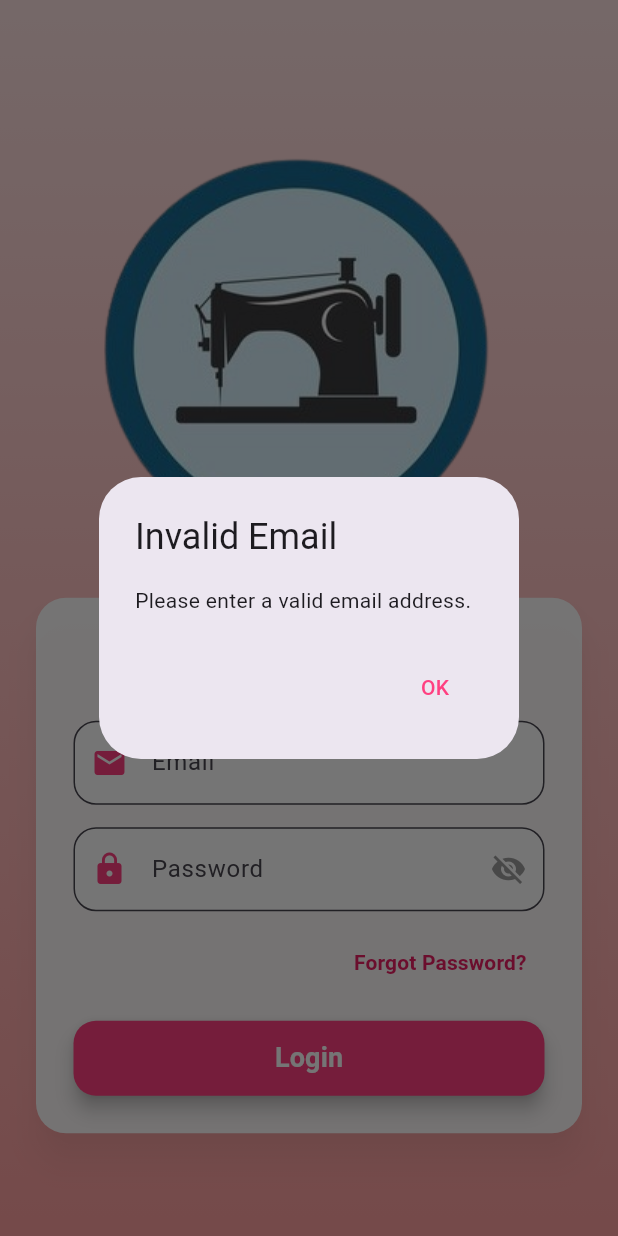
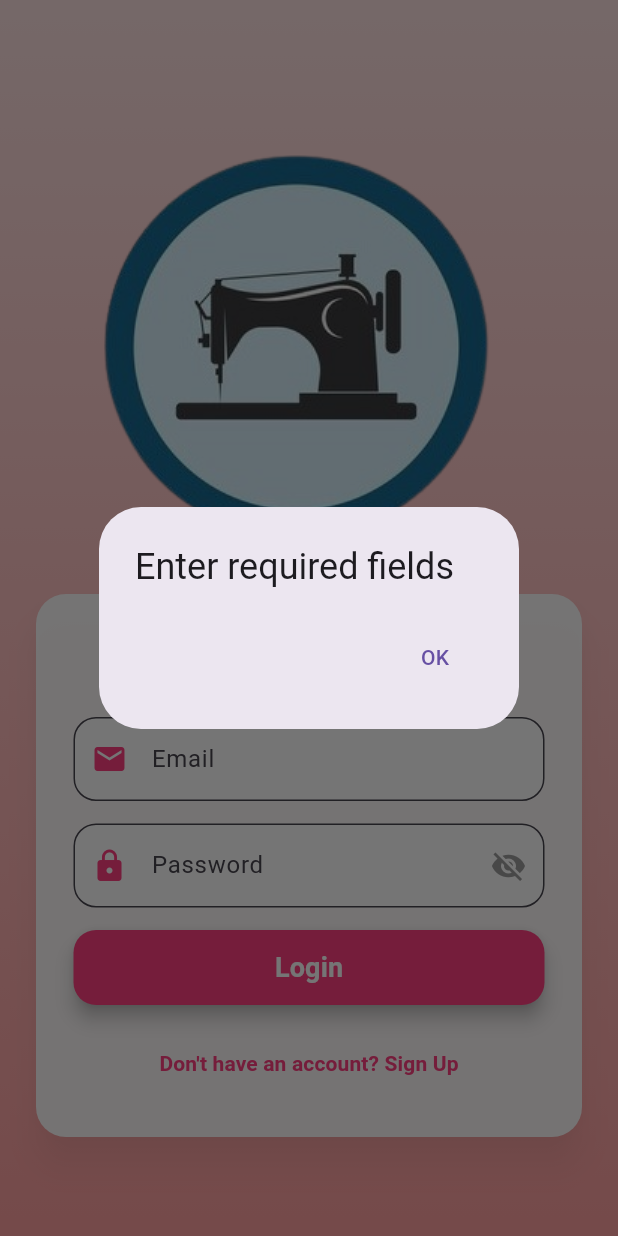
Before and after one commit to smartwayze/smarttailoring, a Flutter app: the LoginScreen screen opened directly, after a tap on "Login", on a phone screen of 412 x 824 dp. Run offline on Flutter 3.47's test engine with Material 3 defaults, Android fonts, the phone set to English and light mode, and no system bars; our stand-ins replace firebase_auth, firebase_core; accounts and stored records are empty.

Commit message:
Add files via upload

```diff
--- a/lib/Loginscreen.dart
+++ b/lib/Loginscreen.dart
@@ -1,31 +1,63 @@
+import 'package:firebase_auth/firebase_auth.dart';
 import 'package:flutter/material.dart';
-import 'package:firebase_auth/firebase_auth.dart'; // Firebase Authentication
-import 'Orderscreen.dart';
-import 'Signupscreen.dart';
+import 'Orderscreen.dart'; // Make sure to create this file with the OrderScreen widget.
+import 'Signupscreen.dart'; // Ensure this file exists for the signup screen.
 
 class LoginScreen extends StatefulWidget {
-  final Function(String)? onLogin;
-
-  const LoginScreen({Key? key, this.onLogin}) : super(key: key);
+  const LoginScreen({Key? key}) : super(key: key);
 
   @override
   _LoginScreenState createState() => _LoginScreenState();
 }
 
 class _LoginScreenState extends State<LoginScreen> {
-  final FirebaseAuth _auth = FirebaseAuth.instance;
-  final TextEditingController _emailController = TextEditingController();
-  final TextEditingController _passwordController = TextEditingController();
   bool _isPasswordVisible = false;
   bool _isLoading = false;
+  TextEditingController emailcontroller = TextEditingController();
+  TextEditingController passwordcontroller = TextEditingController();
+  bool _obscurePassword = true; // Toggle password visibility
 
+  login(String email, String password) async {
+    if (email.isEmpty || password.isEmpty) {
+      showDialogBox("Enter required fields");
+    } else {
+      try {
+        await FirebaseAuth.instance
+            .signInWithEmailAndPassword(email: email, password: password);
+        Navigator.pushReplacement(
+            context, MaterialPageRoute(builder: (context) => OrderScreen()));
+      } on FirebaseAuthException catch (ex) {
+        showDialogBox(ex.message ?? "An error occurred");
+      }
+    }
+  }
+
+  void showDialogBox(String text) {
+    showDialog(
+        context: context,
+        builder: (BuildContext context) {
+          return AlertDialog(
+            title: Text(text),
+            actions: [
+              TextButton(
+                  onPressed: () {
+                    Navigator.pop(context);
+                  },
+                  child: Text('OK'))
+            ],
+          );
+        });
+  }
+
+  // Email validation regex
   bool _isValidEmail(String email) {
     return RegExp(r"^[a-zA-Z0-9._%+-]+@[a-zA-Z0-9.-]+\.[a-zA-Z]{2,}$").hasMatch(email);
   }
 
-  Future<void> _handleLogin() async {
-    String email = _emailController.text.trim();
-    String password = _passwordController.text.trim();
+  // Handle login
+  void _handleLogin() {
+    String email = emailcontroller.text.trim();
+    String password = passwordcontroller.text.trim();
 
     if (!_isValidEmail(email)) {
       _showDialog("Invalid Email", "Please enter a valid email address.");
@@ -39,24 +71,24 @@ class _LoginScreenState extends State<LoginScreen> {
 
     setState(() => _isLoading = true);
 
-    try {
-      UserCredential userCredential = await _auth.signInWithEmailAndPassword(email: email, password: password);
+    // Simulate backend authentication (replace with real logic)
+    Future.delayed(const Duration(seconds: 2), () {
+      setState(() => _isLoading = false);
 
-      // Notify parent widget about the login
-      widget.onLogin?.call(email);
-
-      // Navigate to OrderScreen
+      // Example hardcoded check (replace with your actual backend authentication logic)
+      if (email == "test@example.com" && password == "password123") {
+        // Navigate to the OrderScreen on successful login
         Navigator.pushReplacement(
           context,
           MaterialPageRoute(builder: (context) => OrderScreen()),
         );
-    } on FirebaseAuthException catch (e) {
-      setState(() => _isLoading = false);
-      String errorMessage = _getFirebaseAuthErrorMessage(e.code);
-      _showDialog("Login Failed", errorMessage);
+      } else {
+        _showDialog("Login Failed", "Invalid email or password.");
       }
+    });
   }
 
+  // Show an error dialog
   void _showDialog(String title, String message) {
     showDialog(
       context: context,
@@ -73,81 +105,6 @@ class _LoginScreenState extends State<LoginScreen> {
         );
       },
     );
-  }
-
-  String _getFirebaseAuthErrorMessage(String errorCode) {
-    switch (errorCode) {
-      case "user-not-found":
-        return "No user found with this email.";
-      case "wrong-password":
-        return "Incorrect password. Please try again.";
-      case "invalid-email":
-        return "The email address is not valid.";
-      case "user-disabled":
-        return "This account has been disabled.";
-      default:
-        return "An unexpected error occurred. Please try again.";
-    }
-  }
-
-  void _showResetPasswordDialog() {
-    TextEditingController emailController = TextEditingController();
-    showDialog(
-      context: context,
-      builder: (context) {
-        return AlertDialog(
-          title: const Text("Reset Password"),
-          content: Column(
-            mainAxisSize: MainAxisSize.min,
-            children: [
-              const Text("Enter your email to receive a password reset link."),
-              const SizedBox(height: 10),
-              TextField(
-                controller: emailController,
-                decoration: InputDecoration(
-                  labelText: "Email",
-                  prefixIcon: const Icon(Icons.email),
-                  border: OutlineInputBorder(borderRadius: BorderRadius.circular(10)),
-                ),
-              ),
-            ],
-          ),
-          actions: [
-            TextButton(
-              onPressed: () => Navigator.pop(context),
-              child: const Text("Cancel", style: TextStyle(color: Colors.red)),
-            ),
-            ElevatedButton(
-              onPressed: () {
-                String email = emailController.text.trim();
-                if (!_isValidEmail(email)) {
-                  ScaffoldMessenger.of(context).showSnackBar(
-                    const SnackBar(content: Text("Enter a valid email address!")),
-                  );
-                  return;
-                }
-                _sendPasswordResetEmail(email);
-                Navigator.pop(context);
-              },
-              style: ElevatedButton.styleFrom(backgroundColor: Colors.pinkAccent),
-              child: const Text("Send Link"),
-            ),
-          ],
-        );
-      },
-    );
-  }
-
-  void _sendPasswordResetEmail(String email) {
-    _auth.sendPasswordResetEmail(email: email).then((_) {
-      ScaffoldMessenger.of(context).showSnackBar(
-        const SnackBar(content: Text("Password reset link sent to your email.")),
-      );
-    }).catchError((error) {
-      ScaffoldMessenger.of(context).showSnackBar(
-        SnackBar(content: Text("Error: ${error.message}")),
-      );
-    });
   }
 
   @override
@@ -167,8 +124,6 @@ class _LoginScreenState extends State<LoginScreen> {
         ),
         child: Center(
           child: SingleChildScrollView(
-            padding: const EdgeInsets.only(top: 0),
-            child: Padding(
             padding: const EdgeInsets.all(20.0),
             child: Column(
               mainAxisAlignment: MainAxisAlignment.center,
@@ -194,7 +149,7 @@ class _LoginScreenState extends State<LoginScreen> {
                         ),
                         const SizedBox(height: 20),
                         TextField(
-                            controller: _emailController,
+                          controller: emailcontroller,
                           decoration: InputDecoration(
                             labelText: "Email",
                             prefixIcon: const Icon(Icons.email, color: Colors.pinkAccent),
@@ -206,7 +161,7 @@ class _LoginScreenState extends State<LoginScreen> {
                         ),
                         const SizedBox(height: 15),
                         TextField(
-                            controller: _passwordController,
+                          controller: passwordcontroller,
                           obscureText: !_isPasswordVisible,
                           decoration: InputDecoration(
                             labelText: "Password",
@@ -220,22 +175,39 @@ class _LoginScreenState extends State<LoginScreen> {
                             fillColor: Colors.white,
                           ),
                         ),
-                          const SizedBox(height: 10),
-                          Align(
-                            alignment: Alignment.centerRight,
-                            child: TextButton(
-                              onPressed: _showResetPasswordDialog,
-                              child: const Text("Forgot Password?", style: TextStyle(color: Colors.pink, fontWeight: FontWeight.bold)),
-                            ),
-                          ),
                         const SizedBox(height: 15),
                         SizedBox(
                           width: double.infinity,
                           height: 50,
                           child: ElevatedButton(
-                              onPressed: _isLoading ? null : _handleLogin,
-                              style: ElevatedButton.styleFrom(backgroundColor: Colors.pinkAccent, shape: RoundedRectangleBorder(borderRadius: BorderRadius.circular(15)), elevation: 5),
-                              child: _isLoading ? const CircularProgressIndicator(color: Colors.white) : const Text("Login", style: TextStyle(fontSize: 18, fontWeight: FontWeight.bold, color: Colors.white)),
+                            onPressed: () {
+                              // Trigger login function when pressed
+                              login(emailcontroller.text, passwordcontroller.text);
+                            },
+                            style: ElevatedButton.styleFrom(
+                              backgroundColor: Colors.pinkAccent,
+                              shape: RoundedRectangleBorder(borderRadius: BorderRadius.circular(15)),
+                              elevation: 5,
+                            ),
+                            child: _isLoading
+                                ? const CircularProgressIndicator(color: Colors.white)
+                                : const Text("Login", style: TextStyle(fontSize: 18, fontWeight: FontWeight.bold, color: Colors.white)),
+                          ),
+                        ),
+                        const SizedBox(height: 15),
+                        Center(
+                          child: TextButton(
+                            onPressed: () {
+                              // Navigate to the sign-up screen
+                              Navigator.push(
+                                context,
+                                MaterialPageRoute(builder: (context) => SignupScreen()),
+                              );
+                            },
+                            child: const Text(
+                              "Don't have an account? Sign Up",
+                              style: TextStyle(color: Colors.pinkAccent, fontWeight: FontWeight.bold),
+                            ),
                           ),
                         ),
                       ],
@@ -247,7 +219,6 @@ class _LoginScreenState extends State<LoginScreen> {
           ),
         ),
       ),
-      ),
     );
   }
 }
```
Lines whose indentation alone changed are shown as unchanged.
